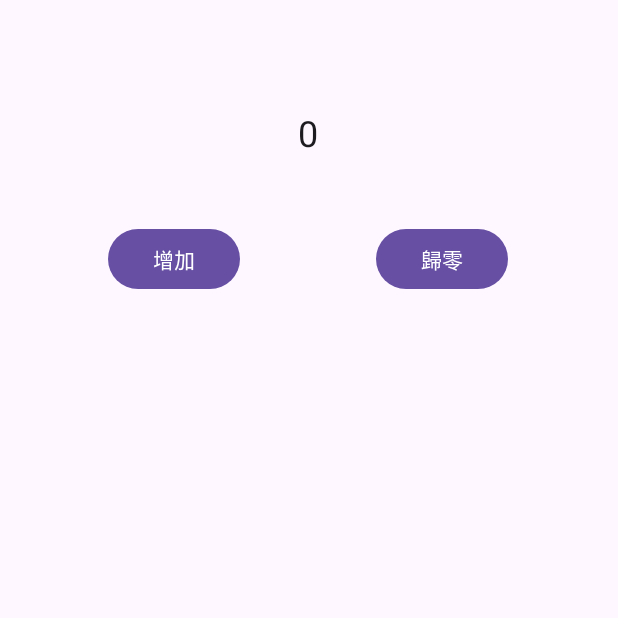
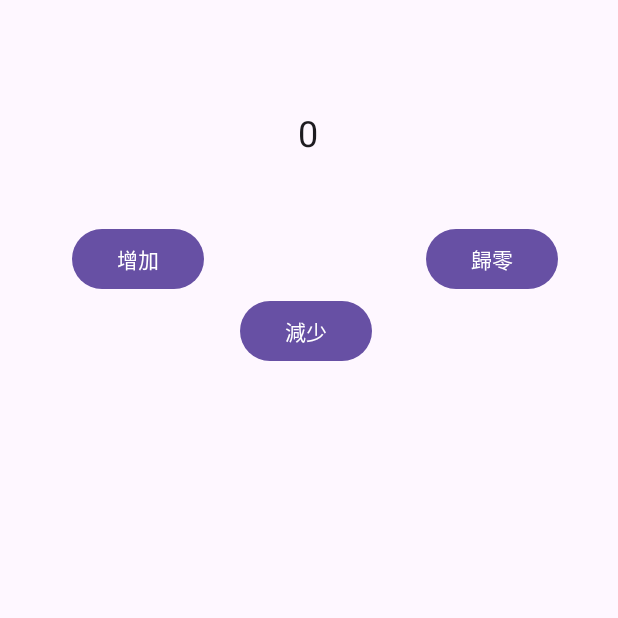
Before and after one commit to jimm433/112Android, an Android app: the screen it shows after launch (MainActivity), on a phone screen of 412 x 824 dp, the top half of it. Run offline under Robolectric (Android 15) with nearby library versions, the phone set to English and light mode, and no system bars.

Commit message:
113-03-08

```diff
--- a/Counter/app/src/main/java/com/example/counter/MainActivity.java
+++ b/Counter/app/src/main/java/com/example/counter/MainActivity.java
@@ -31,4 +31,11 @@ public class MainActivity extends AppCompatActivity {
         output = (TextView)findViewById(R.id.lblOutput);
         output.setText(R.string.ini_value);
     }
+    public void button3_Click(View view){
+        int count;
+        TextView output = (TextView) findViewById(R.id.lblOutput);
+        count = Integer.parseInt(output.getText().toString());
+        count--;
+        output.setText(Integer.toString(count));
+    }
 }
--- a/Counter/app/src/main/res/layout/activity_main.xml
+++ b/Counter/app/src/main/res/layout/activity_main.xml
@@ -10,10 +10,23 @@
         android:id="@+id/button"
         android:layout_width="wrap_content"
         android:layout_height="wrap_content"
-        android:layout_marginStart="72dp"
+        android:layout_marginStart="48dp"
         android:layout_marginTop="44dp"
         android:onClick="button_Click"
         android:text="@string/increment"
+        app:layout_constraintBottom_toTopOf="@+id/button"
+        app:layout_constraintStart_toStartOf="parent"
+        app:layout_constraintTop_toBottomOf="@+id/lblOutput"
+        app:layout_constraintVertical_bias="0.0" />
+
+    <Button
+        android:id="@+id/button"
+        android:layout_width="wrap_content"
+        android:layout_height="wrap_content"
+        android:layout_marginStart="160dp"
+        android:layout_marginTop="92dp"
+        android:onClick="button3_Click"
+        android:text="@string/discrement"
         app:layout_constraintStart_toStartOf="parent"
         app:layout_constraintTop_toBottomOf="@+id/lblOutput" />
 
@@ -26,7 +39,7 @@
         android:onClick="button2_Click"
         android:text="@string/reset"
         app:layout_constraintEnd_toEndOf="parent"
-        app:layout_constraintHorizontal_bias="0.425"
+        app:layout_constraintHorizontal_bias="0.0"
         app:layout_constraintStart_toEndOf="@+id/button"
         app:layout_constraintTop_toBottomOf="@+id/lblOutput" />
 
--- a/Counter/app/src/main/res/values/strings.xml
+++ b/Counter/app/src/main/res/values/strings.xml
@@ -3,4 +3,5 @@
     <string name="ini_value">0</string>
     <string name="increment">增加</string>
     <string name="reset">歸零</string>
+    <string name="discrement">減少</string>
 </resources>
```
